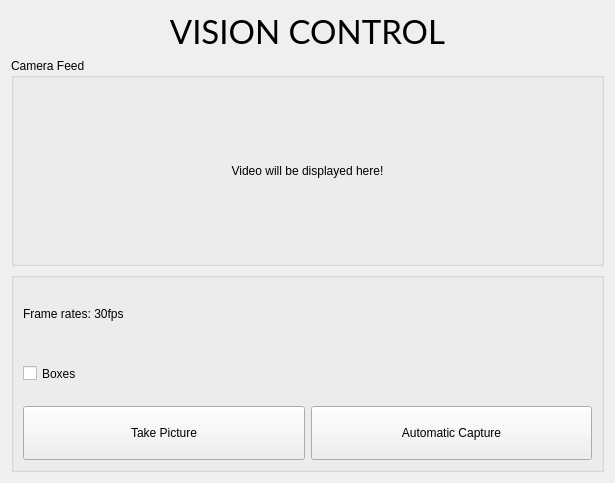
This is ui/vision.ui in ayuyamo/gui-robot as Qt 5 draws it before an edit. The edited form follows.
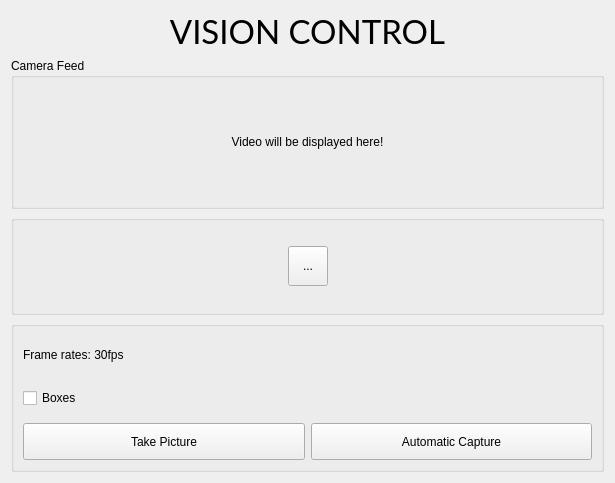
This is the edited form.

```diff
--- a/ui/vision.ui
+++ b/ui/vision.ui
@@ -13,7 +13,7 @@
   <property name="windowTitle">
    <string>Form</string>
   </property>
-  <layout class="QGridLayout" name="gridLayout_2">
+  <layout class="QGridLayout" name="gridLayout_4">
    <item row="0" column="0">
     <widget class="QLabel" name="label">
      <property name="minimumSize">
@@ -76,6 +76,82 @@
     </widget>
    </item>
    <item row="2" column="0">
+    <widget class="QGroupBox" name="groupBox_3">
+     <property name="sizePolicy">
+      <sizepolicy hsizetype="Preferred" vsizetype="Preferred">
+       <horstretch>0</horstretch>
+       <verstretch>0</verstretch>
+      </sizepolicy>
+     </property>
+     <property name="maximumSize">
+      <size>
+       <width>16777215</width>
+       <height>100</height>
+      </size>
+     </property>
+     <property name="title">
+      <string/>
+     </property>
+     <layout class="QGridLayout" name="gridLayout_2">
+      <item row="0" column="0">
+       <layout class="QHBoxLayout" name="horizontalLayout_2">
+        <item>
+         <spacer name="horizontalSpacer">
+          <property name="orientation">
+           <enum>Qt::Horizontal</enum>
+          </property>
+          <property name="sizeHint" stdset="0">
+           <size>
+            <width>40</width>
+            <height>20</height>
+           </size>
+          </property>
+         </spacer>
+        </item>
+        <item>
+         <widget class="QToolButton" name="media_toggle_button">
+          <property name="sizePolicy">
+           <sizepolicy hsizetype="MinimumExpanding" vsizetype="MinimumExpanding">
+            <horstretch>0</horstretch>
+            <verstretch>0</verstretch>
+           </sizepolicy>
+          </property>
+          <property name="maximumSize">
+           <size>
+            <width>40</width>
+            <height>40</height>
+           </size>
+          </property>
+          <property name="text">
+           <string>...</string>
+          </property>
+          <property name="iconSize">
+           <size>
+            <width>35</width>
+            <height>35</height>
+           </size>
+          </property>
+         </widget>
+        </item>
+        <item>
+         <spacer name="horizontalSpacer_2">
+          <property name="orientation">
+           <enum>Qt::Horizontal</enum>
+          </property>
+          <property name="sizeHint" stdset="0">
+           <size>
+            <width>40</width>
+            <height>20</height>
+           </size>
+          </property>
+         </spacer>
+        </item>
+       </layout>
+      </item>
+     </layout>
+    </widget>
+   </item>
+   <item row="3" column="0">
     <widget class="QGroupBox" name="groupBox_2">
      <property name="sizePolicy">
       <sizepolicy hsizetype="MinimumExpanding" vsizetype="MinimumExpanding">
```
